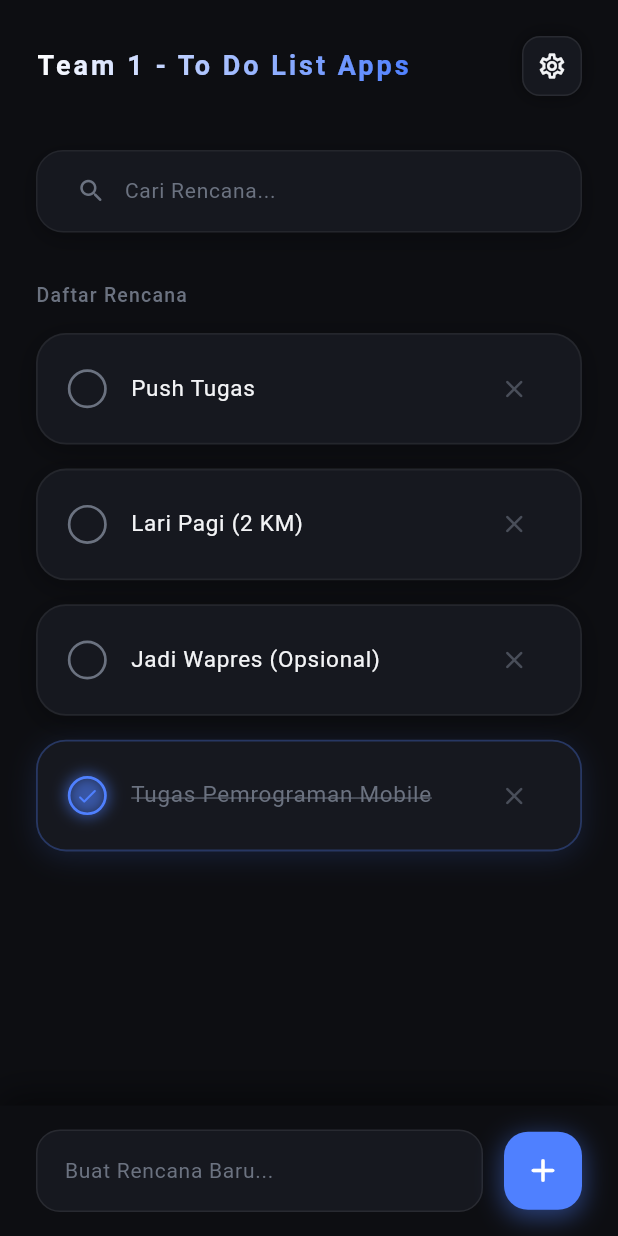
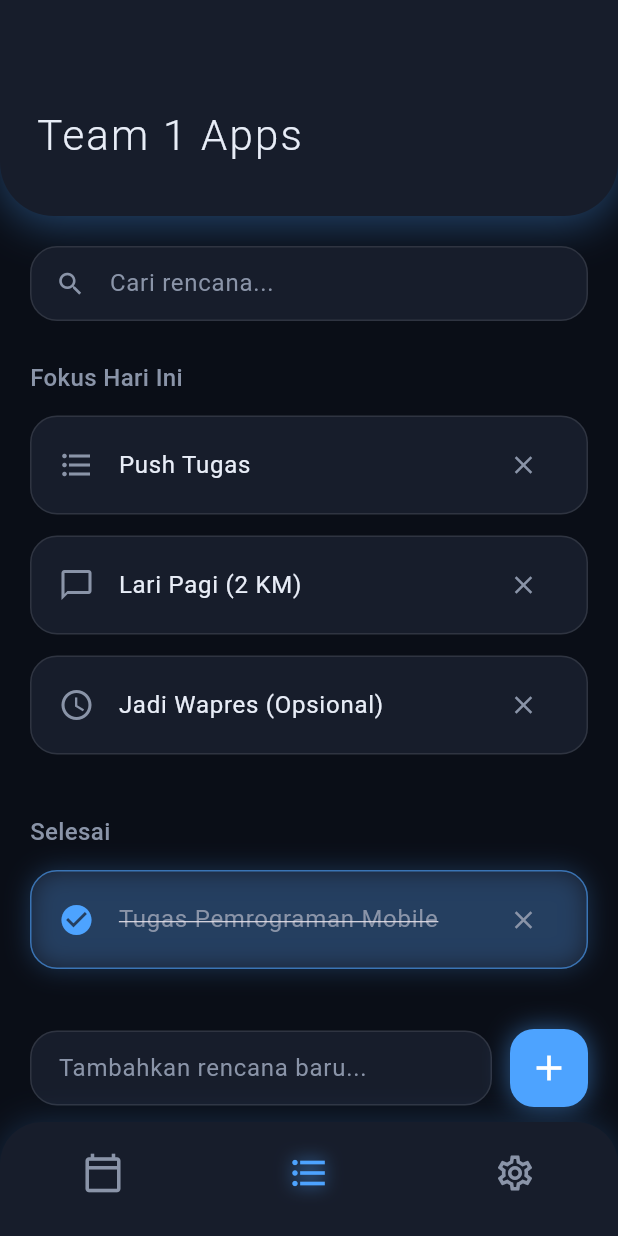
Before and after one commit to Aydil-f/LearnApps1, a Flutter app: the screen it shows after launch, on a phone screen of 412 x 824 dp. Run offline on Flutter 3.47's test engine with Material 3 defaults, Android fonts, the phone set to English and light mode, and no system bars.

Commit message:
simpan perubahan

```diff
--- a/lib/constants/colors.dart
+++ b/lib/constants/colors.dart
@@ -1,12 +1,9 @@
 import 'package:flutter/material.dart';
 
-const Color tdBgDark = Color(0xFF0D0E12); // Latar belakang lebih pekat/dalam
-const Color tdCardDark = Color(0xFF16181F);
-const Color tdCardBorder = Color(0xFF2A2D3A);
-
-// Warna Pendaran (Glow & Neon Accent)
-const Color tdGlowBlue = Color(0xFF4F80FF);
-const Color tdAccentBlue = Color(0xFF3B82F6);
-
-const Color tdTextLight = Color(0xFFF3F4F6);
-const Color tdTextMuted = Color(0xFF6B7280);
+const Color tdBg = Color(0xFF0A0E17);
+const Color tdCard = Color(0xFF171D2B);
+const Color tdCardLight = Color(0xFF1F2738);
+const Color tdBlue = Color(0xFF4DA3FF);
+const Color tdText = Color(0xFFE8EDF7);
+const Color tdGrey = Color(0xFF8A94A8);
+const Color tdRed = Color(0xFFFF6B6B);
--- a/lib/main.dart
+++ b/lib/main.dart
@@ -1,22 +1,24 @@
 import 'package:flutter/material.dart';
-import 'package:flutter/services.dart';
-import 'package:flutter_todoapps/screens/home.dart';
+import 'constants/colors.dart';
+import 'screens/home.dart';
 
 void main() {
   runApp(const MyApp());
 }
 
 class MyApp extends StatelessWidget {
-  const MyApp({Key? key}) : super(key: key);
+  const MyApp({super.key});
 
   @override
   Widget build(BuildContext context) {
-    SystemChrome.setSystemUIOverlayStyle(SystemUiOverlayStyle(statusBarColor: Colors.transparent));
-    // TODO: implement build
     return MaterialApp(
       debugShowCheckedModeBanner: false,
-      title: 'ToDoApps',
-      home: Home(),
+      title: 'To Do List',
+      theme: ThemeData.dark().copyWith(
+        scaffoldBackgroundColor: tdBg,
+        colorScheme: const ColorScheme.dark(primary: tdBlue),
+      ),
+      home: const Home(),
     );
   }
 }
--- a/lib/model/todo.dart
+++ b/lib/model/todo.dart
@@ -11,10 +11,10 @@ class ToDo {
 
   static List<ToDo> todoList() {
     return [
-      ToDo(id: '01', todoText: "Tugas Pemrograman Mobile", isDone: true),
-      ToDo(id: '02', todoText: 'Jadi Wapres (Opsional)', isDone: false),
-      ToDo(id: '03', todoText: 'Lari Pagi (2 KM)', isDone: false),
-      ToDo(id: '04', todoText: 'Push Tugas', isDone: false),
+      ToDo(id: '01', todoText: 'Push Tugas'),
+      ToDo(id: '02', todoText: 'Lari Pagi (2 KM)'),
+      ToDo(id: '03', todoText: 'Jadi Wapres (Opsional)'),
+      ToDo(id: '04', todoText: 'Tugas Pemrograman Mobile', isDone: true),
     ];
   }
 }
--- a/lib/screens/home.dart
+++ b/lib/screens/home.dart
@@ -1,12 +1,10 @@
 import 'package:flutter/material.dart';
-import 'package:flutter/services.dart';
-
+import '../constants/colors.dart';
 import '../model/todo.dart';
-import '../constants/colors.dart';
 import '../widgets/todo_item.dart';
 
 class Home extends StatefulWidget {
-  const Home({Key? key}) : super(key: key);
+  const Home({super.key});
 
   @override
   State<Home> createState() => _HomeState();
@@ -16,229 +14,35 @@ class _HomeState extends State<Home> {
   final todosList = ToDo.todoList();
   List<ToDo> _foundToDo = [];
   final _todoController = TextEditingController();
+  int _navIndex = 1;
+
+  static const _icons = [
+    Icons.format_list_bulleted,
+    Icons.chat_bubble_outline,
+    Icons.access_time,
+    Icons.radio_button_unchecked,
+  ];
 
   @override
   void initState() {
-    _foundToDo = todosList;
-    SystemChrome.setSystemUIOverlayStyle(
-      const SystemUiOverlayStyle(statusBarColor: Colors.transparent),
-    );
+    _foundToDo = List.from(todosList);
     super.initState();
   }
 
   @override
-  Widget build(BuildContext context) {
-    return Scaffold(
-      backgroundColor: tdBgDark,
-      body: SafeArea(
-        child: Stack(
-          children: [
-            Padding(
-              padding: const EdgeInsets.symmetric(horizontal: 24.0, vertical: 16.0),
-              child: Column(
-                crossAxisAlignment: CrossAxisAlignment.start,
-                children: [
-                  _buildHeader(),
-                  const SizedBox(height: 28),
-                  _buildSearchBox(),
-                  const SizedBox(height: 32),
-                  const Text(
-                    'Daftar Rencana',
-                    style: TextStyle(
-                      color: tdTextMuted,
-                      fontSize: 13,
-                      fontWeight: FontWeight.w500,
-                      letterSpacing: 0.8,
-                    ),
-                  ),
-                  const SizedBox(height: 16),
-                  Expanded(
-                    child: ListView(
-                      physics: const BouncingScrollPhysics(),
-                      children: [
-                        for (ToDo todo in _foundToDo.reversed)
-                          ToDoItem(
-                            todo: todo,
-                            onToDoChanged: _handleToDoChange,
-                            onDeleteItem: _deleteToDoItem,
-                          ),
-                        const SizedBox(height: 90),
-                      ],
-                    ),
-                  )
-                ],
-              ),
-            ),
-            _buildBottomBarInput(),
-          ],
-        ),
-      ),
-    );
-  }
-
-  Widget _buildHeader() {
-    return Container(
-      padding: const EdgeInsets.symmetric(vertical: 8),
-      child: Row(
-        mainAxisAlignment: MainAxisAlignment.spaceBetween,
-        children: [
-          // Header Teks dengan Pendaran Biru Halus
-          ShaderMask(
-            shaderCallback: (bounds) => const LinearGradient(
-              colors: [Colors.white, tdGlowBlue],
-              begin: Alignment.topLeft,
-              end: Alignment.bottomRight,
-            ).createShader(bounds),
-            child: const Text(
-              'Team 1 - To Do List Apps',
-              style: TextStyle(
-                color: Colors.white,
-                fontSize: 18,
-                fontWeight: FontWeight.w700,
-                letterSpacing: 2.0,
-              ),
-            ),
-          ),
-          Container(
-            height: 40,
-            width: 40,
-            decoration: BoxDecoration(
-              color: tdCardDark,
-              borderRadius: BorderRadius.circular(12),
-              border: Border.all(color: Colors.white.withOpacity(0.08)),
-              boxShadow: [
-                BoxShadow(
-                  color: Colors.black.withOpacity(0.4),
-                  blurRadius: 10,
-                ),
-              ],
-            ),
-            child: IconButton(
-              padding: EdgeInsets.zero,
-              icon: const Icon(Icons.settings_outlined, color: tdTextLight, size: 20),
-              onPressed: () {},
-            ),
-          ),
-        ],
-      ),
-    );
-  }
-
-  Widget _buildSearchBox() {
-    return Container(
-      padding: const EdgeInsets.symmetric(horizontal: 18),
-      decoration: BoxDecoration(
-        color: tdCardDark,
-        borderRadius: BorderRadius.circular(18),
-        border: Border.all(color: Colors.white.withOpacity(0.06)),
-        boxShadow: [
-          BoxShadow(
-            color: Colors.black.withOpacity(0.25),
-            blurRadius: 12,
-            offset: const Offset(0, 4),
-          ),
-        ],
-      ),
-      child: TextField(
-        onChanged: (value) => _runFilter(value),
-        style: const TextStyle(color: tdTextLight, fontSize: 14),
-        decoration: const InputDecoration(
-          contentPadding: EdgeInsets.symmetric(vertical: 16),
-          prefixIcon: Icon(
-            Icons.search_rounded,
-            color: tdTextMuted,
-            size: 20,
-          ),
-          prefixIconConstraints: BoxConstraints(
-            maxHeight: 20,
-            minWidth: 36,
-          ),
-          border: InputBorder.none,
-          hintText: 'Cari Rencana...',
-          hintStyle: TextStyle(color: tdTextMuted, fontSize: 14),
-        ),
-      ),
-    );
-  }
-
-  Widget _buildBottomBarInput() {
-    return Align(
-      alignment: Alignment.bottomCenter,
-      child: Container(
-        padding: const EdgeInsets.symmetric(horizontal: 24, vertical: 16),
-        decoration: BoxDecoration(
-          color: tdBgDark.withOpacity(0.95),
-          boxShadow: [
-            BoxShadow(
-              color: Colors.black.withOpacity(0.5),
-              blurRadius: 20,
-              offset: const Offset(0, -5),
-            ),
-          ],
-        ),
-        child: Row(
-          children: [
-            Expanded(
-              child: Container(
-                padding: const EdgeInsets.symmetric(horizontal: 18),
-                decoration: BoxDecoration(
-                  color: tdCardDark,
-                  borderRadius: BorderRadius.circular(16),
-                  border: Border.all(color: Colors.white.withOpacity(0.08)),
-                ),
-                child: TextField(
-                  controller: _todoController,
-                  style: const TextStyle(color: tdTextLight, fontSize: 14),
-                  decoration: const InputDecoration(
-                    hintText: 'Buat Rencana Baru...',
-                    hintStyle: TextStyle(color: tdTextMuted, fontSize: 14),
-                    border: InputBorder.none,
-                    contentPadding: EdgeInsets.symmetric(vertical: 16),
-                  ),
-                ),
-              ),
-            ),
-            const SizedBox(width: 14),
-            GestureDetector(
-              onTap: () => _addToDoItem(_todoController.text),
-              child: Container(
-                height: 52,
-                width: 52,
-                decoration: BoxDecoration(
-                  color: tdGlowBlue,
-                  borderRadius: BorderRadius.circular(16),
-                  boxShadow: [
-                    BoxShadow(
-                      color: tdGlowBlue.withOpacity(0.45),
-                      blurRadius: 14,
-                      spreadRadius: 1,
-                      offset: const Offset(0, 4),
-                    ),
-                  ],
-                ),
-                child: const Icon(
-                  Icons.add_rounded,
-                  color: Colors.white,
-                  size: 26,
-                ),
-              ),
-            ),
-          ],
-        ),
-      ),
-    );
+  void dispose() {
+    _todoController.dispose();
+    super.dispose();
   }
 
   void _handleToDoChange(ToDo todo) {
-    setState(() {
-      todo.isDone = !todo.isDone;
-    });
+    setState(() => todo.isDone = !todo.isDone);
   }
 
   void _deleteToDoItem(String id) {
     setState(() {
       todosList.removeWhere((item) => item.id == id);
-      _foundToDo = List.from(todosList);
+      _foundToDo.removeWhere((item) => item.id == id);
     });
   }
 
@@ -255,7 +59,7 @@ class _HomeState extends State<Home> {
   }
 
   void _runFilter(String enteredKeyword) {
-    List<ToDo> results = [];
+    List<ToDo> results;
     if (enteredKeyword.isEmpty) {
       results = todosList;
     } else {
@@ -265,9 +69,191 @@ class _HomeState extends State<Home> {
               .contains(enteredKeyword.toLowerCase()))
           .toList();
     }
+    setState(() => _foundToDo = List.from(results));
+  }
 
-    setState(() {
-      _foundToDo = results;
-    });
+  @override
+  Widget build(BuildContext context) {
+    final active = _foundToDo.where((t) => !t.isDone).toList();
+    final finished = _foundToDo.where((t) => t.isDone).toList();
+
+    return Scaffold(
+      backgroundColor: tdBg,
+      body: Column(
+        children: [
+          _buildHeader(),
+          Expanded(
+            child: ListView(
+              padding: const EdgeInsets.fromLTRB(20, 20, 20, 10),
+              children: [
+                _searchBox(),
+                _sectionTitle("Fokus Hari Ini"),
+                for (final t in active) _item(t),
+                if (finished.isNotEmpty) _sectionTitle('Selesai'),
+                for (final t in finished) _item(t),
+              ],
+            ),
+          ),
+        ],
+      ),
+      bottomNavigationBar: Column(
+        mainAxisSize: MainAxisSize.min,
+        children: [_addBar(), _buildBottomNav()],
+      ),
+    );
+  }
+
+  Widget _item(ToDo t) {
+    final idx = todosList.indexOf(t) % _icons.length;
+    return ToDoItem(
+      todo: t,
+      icon: _icons[idx],
+      onToDoChanged: _handleToDoChange,
+      onDeleteItem: _deleteToDoItem,
+    );
+  }
+
+  Widget _buildHeader() {
+    return Container(
+      width: double.infinity,
+      padding: const EdgeInsets.fromLTRB(24, 70, 24, 34),
+      decoration: BoxDecoration(
+        color: tdCard,
+        borderRadius: const BorderRadius.vertical(bottom: Radius.circular(36)),
+        boxShadow: [
+          BoxShadow(
+            color: tdBlue.withOpacity(0.35),
+            blurRadius: 24,
+            offset: const Offset(0, 6),
+          ),
+        ],
+      ),
+      child: const Text(
+        'Team 1 Apps',
+        style: TextStyle(
+          color: tdText,
+          fontSize: 28,
+          fontWeight: FontWeight.w300,
+          letterSpacing: 1.5,
+        ),
+      ),
+    );
+  }
+
+  Widget _searchBox() {
+    return Container(
+      padding: const EdgeInsets.symmetric(horizontal: 16),
+      decoration: BoxDecoration(
+        color: tdCard,
+        borderRadius: BorderRadius.circular(18),
+        border: Border.all(color: Colors.white10),
+      ),
+      child: TextField(
+        onChanged: _runFilter,
+        style: const TextStyle(color: tdText),
+        decoration: const InputDecoration(
+          icon: Icon(Icons.search, color: tdGrey, size: 20),
+          border: InputBorder.none,
+          hintText: 'Cari rencana...',
+          hintStyle: TextStyle(color: tdGrey),
+        ),
+      ),
+    );
+  }
+
+  Widget _sectionTitle(String text) {
+    return Padding(
+      padding: const EdgeInsets.only(top: 26, bottom: 14),
+      child: Text(
+        text,
+        style: const TextStyle(
+          color: tdGrey,
+          fontSize: 16,
+          fontWeight: FontWeight.w500,
+        ),
+      ),
+    );
+  }
+
+  Widget _addBar() {
+    return Container(
+      color: tdBg,
+      padding: const EdgeInsets.fromLTRB(20, 8, 20, 10),
+      child: Row(
+        children: [
+          Expanded(
+            child: Container(
+              padding: const EdgeInsets.symmetric(horizontal: 18),
+              decoration: BoxDecoration(
+                color: tdCard,
+                borderRadius: BorderRadius.circular(18),
+                border: Border.all(color: Colors.white10),
+              ),
+              child: TextField(
+                controller: _todoController,
+                style: const TextStyle(color: tdText),
+                onSubmitted: _addToDoItem,
+                decoration: const InputDecoration(
+                  hintText: 'Tambahkan rencana baru...',
+                  hintStyle: TextStyle(color: tdGrey),
+                  border: InputBorder.none,
+                ),
+              ),
+            ),
+          ),
+          const SizedBox(width: 12),
+          GestureDetector(
+            onTap: () => _addToDoItem(_todoController.text),
+            child: Container(
+              width: 52,
+              height: 52,
+              decoration: BoxDecoration(
+                color: tdBlue,
+                borderRadius: BorderRadius.circular(16),
+                boxShadow: [
+                  BoxShadow(color: tdBlue.withOpacity(0.5), blurRadius: 14),
+                ],
+              ),
+              child: const Icon(Icons.add, color: Colors.white, size: 28),
+            ),
+          ),
+        ],
+      ),
+    );
+  }
+
+  Widget _buildBottomNav() {
+    const icons = [
+      Icons.calendar_today_outlined,
+      Icons.format_list_bulleted,
+      Icons.settings_outlined,
+    ];
+    return Container(
+      padding: const EdgeInsets.only(top: 10, bottom: 18),
+      decoration: BoxDecoration(
+        color: tdCard,
+        borderRadius: const BorderRadius.vertical(top: Radius.circular(28)),
+        boxShadow: [
+          BoxShadow(color: tdBlue.withOpacity(0.2), blurRadius: 18),
+        ],
+      ),
+      child: Row(
+        mainAxisAlignment: MainAxisAlignment.spaceAround,
+        children: List.generate(icons.length, (i) {
+          final selected = _navIndex == i;
+          return IconButton(
+            onPressed: () => setState(() => _navIndex = i),
+            icon: Icon(
+              icons[i],
+              size: 28,
+              color: selected ? tdBlue : tdGrey,
+              shadows: selected
+                  ? [Shadow(color: tdBlue.withOpacity(0.9), blurRadius: 14)]
+                  : null,
+            ),
+          );
+        }),
+      ),
+    );
   }
 }
--- a/lib/widgets/todo_item.dart
+++ b/lib/widgets/todo_item.dart
@@ -1,90 +1,57 @@
 import 'package:flutter/material.dart';
+import '../constants/colors.dart';
 import '../model/todo.dart';
-import '../constants/colors.dart';
 
 class ToDoItem extends StatelessWidget {
   final ToDo todo;
-  final Function(ToDo) onToDoChanged;
-  final Function(String) onDeleteItem;
+  final IconData icon;
+  final void Function(ToDo todo) onToDoChanged;
+  final void Function(String id) onDeleteItem;
 
   const ToDoItem({
-    Key? key,
+    super.key,
     required this.todo,
+    required this.icon,
     required this.onToDoChanged,
     required this.onDeleteItem,
-  }) : super(key: key);
+  });
 
   @override
   Widget build(BuildContext context) {
+    final done = todo.isDone;
     return Container(
-      margin: const EdgeInsets.only(bottom: 16),
+      margin: const EdgeInsets.only(bottom: 14),
       decoration: BoxDecoration(
-        color: tdCardDark,
-        borderRadius: BorderRadius.circular(20),
-        border: Border.all(
-          color: todo.isDone
-              ? tdGlowBlue.withOpacity(0.3)
-              : Colors.white.withOpacity(0.06),
-          width: 1.2,
-        ),
-        boxShadow: [
-          // Efek Glow Halus di Sekeliling Kartu
-          BoxShadow(
-            color: todo.isDone
-                ? tdGlowBlue.withOpacity(0.15)
-                : Colors.black.withOpacity(0.3),
-            blurRadius: 16,
-            spreadRadius: 0,
-            offset: const Offset(0, 4),
-          ),
-        ],
+        borderRadius: BorderRadius.circular(18),
+        boxShadow: done
+            ? [BoxShadow(color: tdBlue.withOpacity(0.25), blurRadius: 14)]
+            : [],
       ),
       child: ListTile(
         onTap: () => onToDoChanged(todo),
         shape: RoundedRectangleBorder(
-          borderRadius: BorderRadius.circular(20),
+          borderRadius: BorderRadius.circular(18),
+          side: BorderSide(
+            color: done ? tdBlue.withOpacity(0.6) : Colors.white10,
+          ),
         ),
-        contentPadding: const EdgeInsets.symmetric(horizontal: 20, vertical: 8),
-        leading: Container(
-          width: 26,
-          height: 26,
-          decoration: BoxDecoration(
-            shape: BoxShape.circle,
-            border: Border.all(
-              color: todo.isDone ? tdGlowBlue : tdTextMuted,
-              width: 1.8,
-            ),
-            boxShadow: todo.isDone
-                ? [
-                    BoxShadow(
-                      color: tdGlowBlue.withOpacity(0.6),
-                      blurRadius: 8,
-                      spreadRadius: 1,
-                    )
-                  ]
-                : [],
-          ),
-          child: todo.isDone
-              ? const Icon(
-                  Icons.check_rounded,
-                  size: 16,
-                  color: tdGlowBlue,
-                )
-              : null,
+        contentPadding: const EdgeInsets.symmetric(horizontal: 18, vertical: 4),
+        tileColor: tdCard,
+        leading: Icon(
+          done ? Icons.check_circle : icon,
+          color: done ? tdBlue : tdGrey,
         ),
         title: Text(
-          todo.todoText!,
+          todo.todoText ?? '',
           style: TextStyle(
-            fontSize: 15,
-            fontWeight: FontWeight.w400,
-            color: todo.isDone ? tdTextMuted : tdTextLight,
-            decoration: todo.isDone ? TextDecoration.lineThrough : null,
-            decorationColor: tdTextMuted,
+            fontSize: 16,
+            color: done ? tdGrey : tdText,
+            decoration: done ? TextDecoration.lineThrough : null,
           ),
         ),
         trailing: IconButton(
-          icon: const Icon(Icons.close_rounded, size: 20),
-          color: tdTextMuted.withOpacity(0.6),
+          icon: const Icon(Icons.close, size: 20),
+          color: tdGrey,
           onPressed: () => onDeleteItem(todo.id!),
         ),
       ),
```
